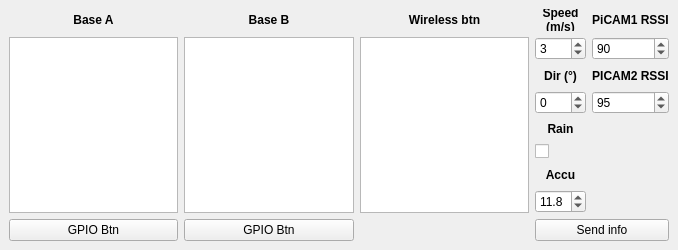
First picture: the form in F3FChrono/gui/simulate_base.ui, repository jomarin38/F3FChrono, before the edit.
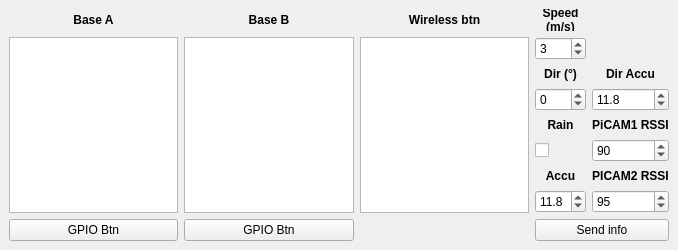
Second picture: the form after the edit.

Commit message: adding UDP interface with anemometer devices adding wind dir and speed in settings interface with alarm present for each and alarm voltage for windDir

```diff
--- a/F3FChrono/gui/simulate_base.ui
+++ b/F3FChrono/gui/simulate_base.ui
@@ -21,22 +21,6 @@
   </property>
   <widget class="QWidget" name="centralwidget">
    <layout class="QGridLayout" name="gridLayout">
-    <item row="2" column="4">
-     <widget class="QSpinBox" name="rssi_picam1">
-      <property name="enabled">
-       <bool>true</bool>
-      </property>
-      <property name="minimum">
-       <number>0</number>
-      </property>
-      <property name="maximum">
-       <number>100</number>
-      </property>
-      <property name="value">
-       <number>90</number>
-      </property>
-     </widget>
-    </item>
     <item row="0" column="1">
      <widget class="QLabel" name="label_4">
       <property name="font">
@@ -141,28 +125,6 @@
       </property>
      </widget>
     </item>
-    <item row="0" column="4">
-     <widget class="QLabel" name="label_26">
-      <property name="minimumSize">
-       <size>
-        <width>0</width>
-        <height>15</height>
-       </size>
-      </property>
-      <property name="font">
-       <font>
-        <weight>75</weight>
-        <bold>true</bold>
-       </font>
-      </property>
-      <property name="text">
-       <string>PiCAM1 RSSI</string>
-      </property>
-      <property name="alignment">
-       <set>Qt::AlignCenter</set>
-      </property>
-     </widget>
-    </item>
     <item row="9" column="3" colspan="2">
      <widget class="QPushButton" name="btn_send_Info">
       <property name="text">
@@ -170,22 +132,6 @@
       </property>
      </widget>
     </item>
-    <item row="3" column="4">
-     <widget class="QLabel" name="label_27">
-      <property name="font">
-       <font>
-        <weight>75</weight>
-        <bold>true</bold>
-       </font>
-      </property>
-      <property name="text">
-       <string>PICAM2 RSSI</string>
-      </property>
-      <property name="alignment">
-       <set>Qt::AlignCenter</set>
-      </property>
-     </widget>
-    </item>
     <item row="4" column="3">
      <widget class="QSpinBox" name="wind_dir">
       <property name="enabled">
@@ -231,22 +177,6 @@
       </property>
      </widget>
     </item>
-    <item row="4" column="4">
-     <widget class="QSpinBox" name="rssi_picam2">
-      <property name="enabled">
-       <bool>true</bool>
-      </property>
-      <property name="minimum">
-       <number>0</number>
-      </property>
-      <property name="maximum">
-       <number>100</number>
-      </property>
-      <property name="value">
-       <number>95</number>
-      </property>
-     </widget>
-    </item>
     <item row="8" column="3">
      <widget class="QDoubleSpinBox" name="AccuVoltage">
       <property name="decimals">
@@ -313,6 +243,117 @@
     <item row="2" column="0" rowspan="7">
      <widget class="QListWidget" name="listBaseA"/>
     </item>
+    <item row="8" column="4">
+     <widget class="QSpinBox" name="rssi_picam2">
+      <property name="enabled">
+       <bool>true</bool>
+      </property>
+      <property name="minimum">
+       <number>0</number>
+      </property>
+      <property name="maximum">
+       <number>100</number>
+      </property>
+      <property name="value">
+       <number>95</number>
+      </property>
+     </widget>
+    </item>
+    <item row="6" column="4">
+     <widget class="QSpinBox" name="rssi_picam1">
+      <property name="enabled">
+       <bool>true</bool>
+      </property>
+      <property name="minimum">
+       <number>0</number>
+      </property>
+      <property name="maximum">
+       <number>100</number>
+      </property>
+      <property name="value">
+       <number>90</number>
+      </property>
+     </widget>
+    </item>
+    <item row="7" column="4">
+     <widget class="QLabel" name="label_27">
+      <property name="font">
+       <font>
+        <weight>75</weight>
+        <bold>true</bold>
+       </font>
+      </property>
+      <property name="text">
+       <string>PICAM2 RSSI</string>
+      </property>
+      <property name="alignment">
+       <set>Qt::AlignCenter</set>
+      </property>
+     </widget>
+    </item>
+    <item row="5" column="4">
+     <widget class="QLabel" name="label_26">
+      <property name="minimumSize">
+       <size>
+        <width>0</width>
+        <height>15</height>
+       </size>
+      </property>
+      <property name="font">
+       <font>
+        <weight>75</weight>
+        <bold>true</bold>
+       </font>
+      </property>
+      <property name="text">
+       <string>PiCAM1 RSSI</string>
+      </property>
+      <property name="alignment">
+       <set>Qt::AlignCenter</set>
+      </property>
+     </widget>
+    </item>
+    <item row="3" column="4">
+     <widget class="QLabel" name="label_15">
+      <property name="minimumSize">
+       <size>
+        <width>0</width>
+        <height>15</height>
+       </size>
+      </property>
+      <property name="font">
+       <font>
+        <weight>75</weight>
+        <bold>true</bold>
+       </font>
+      </property>
+      <property name="text">
+       <string>Dir Accu</string>
+      </property>
+      <property name="alignment">
+       <set>Qt::AlignCenter</set>
+      </property>
+     </widget>
+    </item>
+    <item row="4" column="4">
+     <widget class="QDoubleSpinBox" name="wind_dirVoltage">
+      <property name="decimals">
+       <number>1</number>
+      </property>
+      <property name="minimum">
+       <double>9.000000000000000</double>
+      </property>
+      <property name="maximum">
+       <double>12.600000000000000</double>
+      </property>
+      <property name="singleStep">
+       <double>0.100000000000000</double>
+      </property>
+      <property name="value">
+       <double>11.800000000000001</double>
+      </property>
+     </widget>
+    </item>
    </layout>
   </widget>
  </widget>
```
The commit also changes 10 other files.
